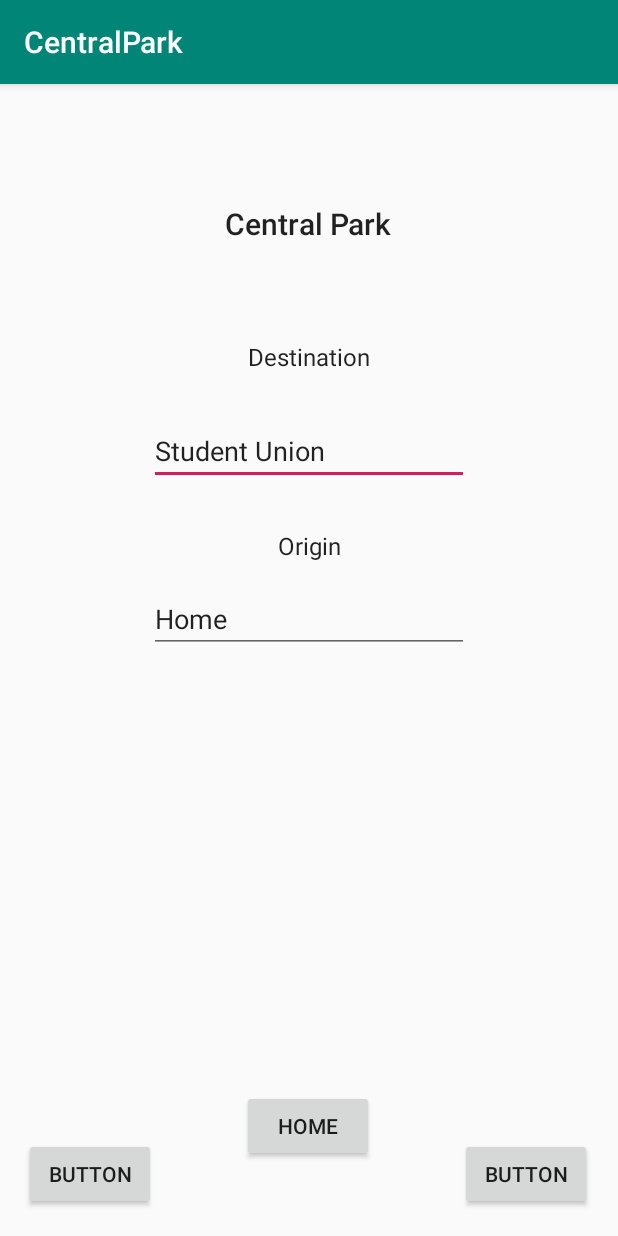
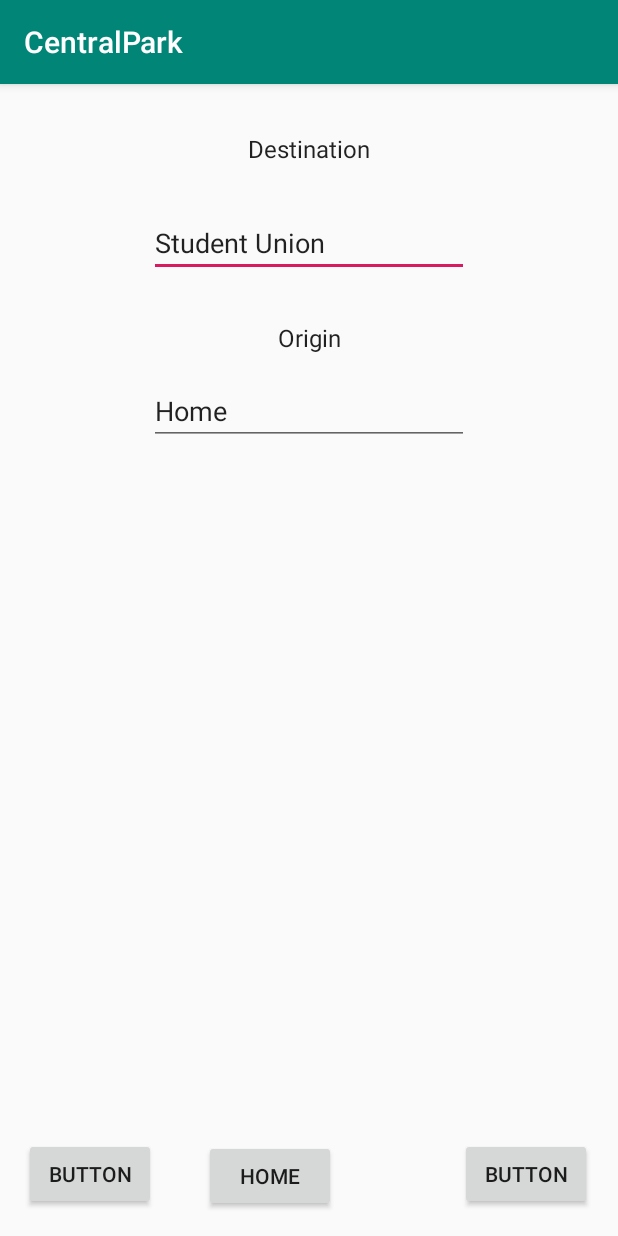
Before and after one commit to jsapp352/CentralPark, an Android app: the screen it shows after launch (MainActivity), on a phone screen of 412 x 824 dp. Run offline under Robolectric (Android 15) with nearby library versions, the phone set to English and light mode, and no system bars; network calls fail; 7 statements that could not run were skipped.

Commit message:
Home UI Update

```diff
--- a/app/src/main/java/com/github/centralpark/MainActivity.java
+++ b/app/src/main/java/com/github/centralpark/MainActivity.java
@@ -4,6 +4,7 @@ import android.os.Bundle;
 import android.os.StrictMode;
 import android.support.v7.app.AppCompatActivity;
 import android.util.Log;
+import android.widget.TextView;
 
 public class MainActivity extends AppCompatActivity {
 
@@ -16,6 +17,7 @@ public class MainActivity extends AppCompatActivity {
         // Allow HTTP request for webscrape
         StrictMode.ThreadPolicy policy = new StrictMode.ThreadPolicy.Builder().permitAll().build();
         StrictMode.setThreadPolicy(policy);
+        final TextView resultTextView = (TextView) findViewById(R.id.Result);
 
         Garage garage = GarageFinder.findGarages(this, "116");
 
@@ -26,5 +28,10 @@ public class MainActivity extends AppCompatActivity {
         Log.d("Output", "Garage " + garage.name);
         Log.d("Output", minutes + "m " + seconds + "s walking time");
         Log.d("Output", garage.available + " out of " + garage.total + " spaces available.");
+
+        resultTextView.setText("Destination: " + GarageFinder.destinationName +
+                               "\nGarage " + garage.name +
+                               "\n" + minutes + "m " + seconds + "s walking time\n" +
+                               garage.available + " out of " + garage.total + " spaces available.");
     }
 }
--- a/app/src/main/res/layout/home.xml
+++ b/app/src/main/res/layout/home.xml
@@ -19,30 +19,15 @@
         app:layout_constraintTop_toBottomOf="@+id/destinatioinInput" />
 
     <TextView
-        android:id="@+id/centralPark"
-        android:layout_width="wrap_content"
-        android:layout_height="wrap_content"
-        android:layout_marginStart="24dp"
-        android:layout_marginLeft="24dp"
-        android:text="Central Park"
-        android:textAppearance="@style/TextAppearance.AppCompat.Title"
-        app:layout_constraintBottom_toTopOf="@+id/Home"
-        app:layout_constraintEnd_toEndOf="parent"
-        app:layout_constraintHorizontal_bias="0.456"
-        app:layout_constraintStart_toStartOf="parent"
-        app:layout_constraintTop_toTopOf="parent"
-        app:layout_constraintVertical_bias="0.123" />
-
-    <TextView
         android:id="@+id/inputTitle1"
         android:layout_width="wrap_content"
         android:layout_height="wrap_content"
-        android:layout_marginTop="64dp"
+        android:layout_marginTop="32dp"
         android:text="Destination"
         android:textAppearance="@style/TextAppearance.AppCompat.Subhead"
         app:layout_constraintEnd_toEndOf="parent"
         app:layout_constraintStart_toStartOf="parent"
-        app:layout_constraintTop_toBottomOf="@+id/centralPark" />
+        app:layout_constraintTop_toTopOf="parent" />
 
     <EditText
         android:id="@+id/destinatioinInput"
@@ -77,10 +62,9 @@
     <TextView
         android:id="@+id/Result"
         android:layout_width="243dp"
-        android:layout_height="wrap_content"
-        android:layout_marginTop="117dp"
-        android:text=" "
-        android:textAppearance="@style/TextAppearance.AppCompat.Display2"
+        android:layout_height="176dp"
+        android:layout_marginTop="32dp"
+        android:textAppearance="@style/TextAppearance.AppCompat.Medium"
         app:layout_constraintEnd_toEndOf="parent"
         app:layout_constraintHorizontal_bias="0.5"
         app:layout_constraintStart_toStartOf="parent"
@@ -101,28 +85,22 @@
         android:id="@+id/Home"
         android:layout_width="wrap_content"
         android:layout_height="wrap_content"
-        android:layout_marginStart="57dp"
-        android:layout_marginLeft="57dp"
-        android:layout_marginTop="113dp"
-        android:layout_marginEnd="57dp"
-        android:layout_marginRight="57dp"
-        android:layout_marginBottom="17dp"
+        android:layout_marginStart="136dp"
+        android:layout_marginLeft="136dp"
+        android:layout_marginBottom="16dp"
         android:text="Home"
         app:layout_constraintBottom_toBottomOf="parent"
-        app:layout_constraintEnd_toStartOf="@+id/rightButton"
-        app:layout_constraintStart_toEndOf="@+id/leftButton"
-        app:layout_constraintTop_toBottomOf="@+id/Result"
-        app:layout_constraintVertical_bias="0.0" />
+        app:layout_constraintStart_toStartOf="parent" />
 
     <Button
         android:id="@+id/rightButton"
         android:layout_width="wrap_content"
         android:layout_height="wrap_content"
-        android:layout_marginStart="57dp"
-        android:layout_marginLeft="57dp"
+        android:layout_marginEnd="17dp"
+        android:layout_marginRight="17dp"
         android:layout_marginBottom="17dp"
         android:text="Button"
         app:layout_constraintBottom_toBottomOf="parent"
-        app:layout_constraintStart_toEndOf="@+id/Home" />
+        app:layout_constraintEnd_toEndOf="parent" />
 
 </android.support.constraint.ConstraintLayout>
```
